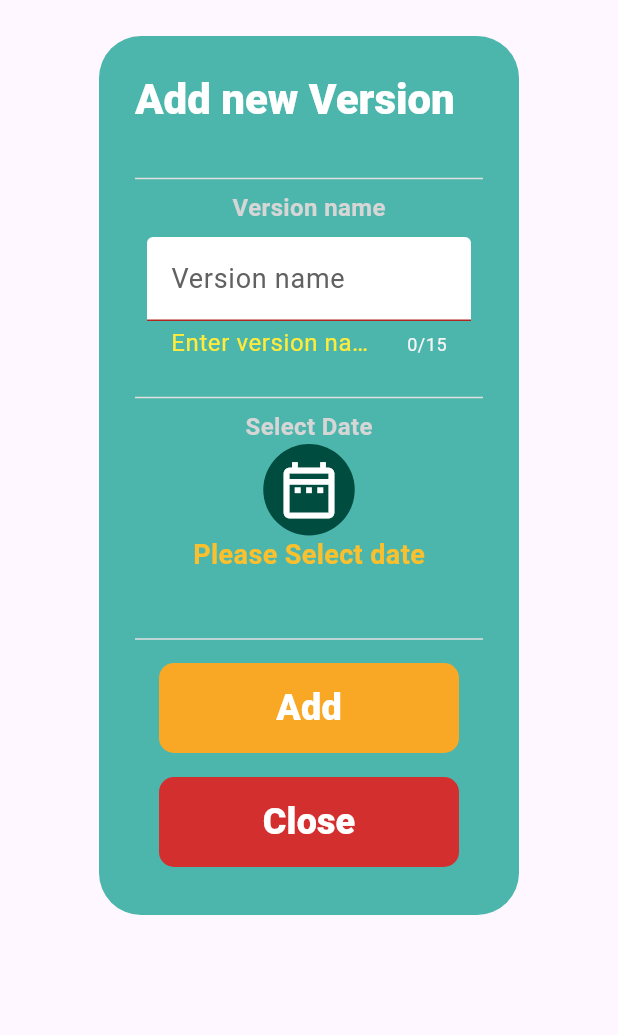
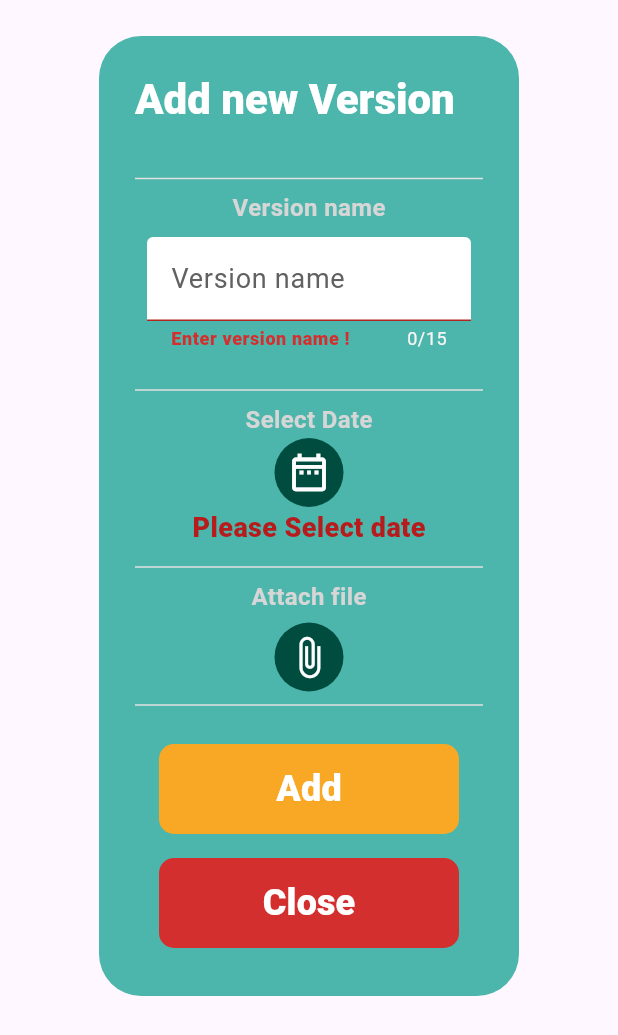
Before and after one commit to Mohammed-Al-Lail/Files_Tracker_App, a Flutter app: the MyDialog widget shown alone on an empty page, opened directly with empty values, after a tap on "Add", on a phone screen of 412 x 824 dp. Shown: the top 1035 px of the screen. Run offline on Flutter 3.47's test engine with Material 3 defaults, Android fonts, the phone set to English and light mode, and no system bars; our stand-ins replace file_picker.

Commit message:
commite-3

```diff
--- a/lib/Screens/SerchForFile.dart
+++ b/lib/Screens/SerchForFile.dart
@@ -52,7 +52,7 @@ class _searchForFileState extends State<searchForFile> {
 
         Future.delayed( // after 3 seconds go to the file page information
           const Duration(seconds: 3) ,
-          () => Navigator.push(context, MaterialPageRoute(builder: (context)=> distinctFileScreen(file: Provider.of<dataProvider>(context,listen: false).filesMap[fileNumber]!))),
+          () => Navigator.push(context, MaterialPageRoute(builder: (context)=> distinctFileScreen(file: Provider.of<dataProvider>(context).filesMap[fileNumber]!))),
         );
 
 
--- a/lib/classes/version.dart
+++ b/lib/classes/version.dart
@@ -1,14 +1,18 @@
+import 'package:file_picker/file_picker.dart';
+
 class Version{
 
   Version({ // constructor
 
   required this.title,
   required this.date,
+  this.pickedFile
   });
 
 
   final String title;
   final DateTime? date;
+  PlatformFile? pickedFile; // not required
 
 
 }
--- a/lib/providers/dateProvider.dart
+++ b/lib/providers/dateProvider.dart
@@ -14,6 +14,9 @@ DateTime? _selectedDate;
 
 
 
+
+//Methods.......
+
 // method for the date
   Future<void> selectDateMethod(BuildContext context) async {
     final DateTime? picked = await showDatePicker(
@@ -29,6 +32,7 @@ DateTime? _selectedDate;
     notifyListeners();
   }
 
+// method to reset the date make it = null
   void makeDateNull(){
     _selectedDate = null;
     notifyListeners();
@@ -46,12 +50,21 @@ DateTime? _selectedDate;
       notifyListeners();
     }
 
-    //method to get version list for specefic file
-    List<Version> getVersionList(File file){
+    // method to check if the version name was repeted or not
+    bool isVersionNameValid(File file , String versionTitle){
 
-      return filesMap[file.fileNumber]!.versionsList;
+      bool isNameValid=true; // to prevent version name repetion
 
+      for(Version version in file.versionsList){ // this loop to check if the name was repeted or not
+
+        if(version.title.toLowerCase() == versionTitle.trim().toLowerCase()){
+          isNameValid =false;
+        }
+      }
+
+        return isNameValid;
     }
+
 
 
 
--- a/lib/utilites/myDialog.dart
+++ b/lib/utilites/myDialog.dart
@@ -1,3 +1,4 @@
+import 'package:file_picker/file_picker.dart';
 import 'package:files_tracker_app/classes/file.dart';
 import 'package:files_tracker_app/classes/version.dart';
 import 'package:files_tracker_app/providers/dateProvider.dart';
@@ -16,6 +17,7 @@ class MyDialog extends StatefulWidget {
 
   final File file ;
 
+
   @override
   State<MyDialog> createState() => _MyDialogState();
 }
@@ -25,14 +27,38 @@ class _MyDialogState extends State<MyDialog> {
 
 final TextEditingController _versionNameController =TextEditingController();
 final GlobalKey<FormState> _formKey = GlobalKey<FormState>();
+ PlatformFile? selectedFile;
 
 
+//Method to pick file and return it
+  Future selectFile() async {
+
+    try{
+
+      final result = await FilePicker.platform.pickFiles();
+
+    // if the result was = null {the user did't choose file}
+    if(result == null){
+    return null; // return null
+    }
+
+
+
+    setState(() { // if it was not null
+      selectedFile = result.files.first; // update the value of the selected file
+    });
+
+
+    }catch(e){
+
+    }
+
+  }
 
 
 
   @override
   Widget build(BuildContext context) {
-
 
     return SingleChildScrollView(
         child: AlertDialog(
@@ -68,18 +94,25 @@ final GlobalKey<FormState> _formKey = GlobalKey<FormState>();
                       ),
                     ),
 
-                    myTextField(
+                    myTextField( //Version name text form field
                       controller: _versionNameController,
                       label: "Version name",
                       keyboardType: TextInputType.text,
                       maxLength: 15,
+                      errorFontSize: 12,
+                      errorColor: Colors.red.shade700,
 
                     // conditions....
                       validator: (val) {
+                        // if the text was empty
                         if (_versionNameController.text.isEmpty || _versionNameController.text=="" ){
-                          return "Enter version name !!!" ;
+                          return "Enter version name !" ;
                         }
-                        // if everything was ok
+                        //if the name of the version already exist on the file
+                        if(!myProvider.isVersionNameValid(widget.file, _versionNameController.text)) {
+                          return " not valid Version name !!";
+                        }
+                        // if everything was Ok
                         return null;
 
                       },
@@ -87,8 +120,9 @@ final GlobalKey<FormState> _formKey = GlobalKey<FormState>();
 
 
                       const SizedBox(height: 10,),
+                      Divider(color: Colors.grey.shade300,),
 
-                      Divider(color: Colors.grey.shade300,),
+                  // selecting Date Section.....
                       Text(
                       "Select Date",
                       style: TextStyle(
@@ -98,83 +132,113 @@ final GlobalKey<FormState> _formKey = GlobalKey<FormState>();
                       ),
                     ),
 
+                  // icon button to select the date
                     IconButton(
-                          onPressed: (){
+                          onPressed: (){ // go to the (datatProvider) class to see the method
                             myProvider.selectDateMethod(context);
                           },
 
-                          icon: const Icon(
+                          icon: const Icon( // icon to select date
                             Icons.date_range_outlined,
-                            size: 45,
+                            size: 30,
                             color: Colors.white,
 
                           ),
                           style: ButtonStyle(
                             backgroundColor: MaterialStatePropertyAll(Colors.teal.shade900)
                           ),
-                          splashColor: Colors.white,
 
                           ),
                           // choosen date (Text)
-                          if(myProvider.selectedDate!=null)
+
+                          if(myProvider.selectedDate!=null) // if the user choose date from the calander
                             Text(
-                              myProvider.selectedDate!.toLocal().toString().split(' ')[0], // show the selected date
+                              myProvider.selectedDate!.toLocal().toString().split(' ')[0], // show the selected date on the screen
                               style: TextStyle(
-                                fontSize: 18,
+                                fontSize: 16,
                                 fontWeight: FontWeight.bold,
-                                color: Colors.grey.shade200,
+                                color: Colors.amber.shade600,
 
                               ),
                               )
-                          else // if the date was = null
-                            Text(
+                          else // else if the date was = null (not selected)
+                            Text( // show this text
                               "Please Select date",
                               style: TextStyle(
                                 fontSize: 18,
-                                fontWeight: FontWeight.bold,
-                                color: Colors.yellow.shade700
+                                fontWeight: FontWeight.w900,
+                                color: Colors.red.shade900
                               ),
                               ) ,
 
                           const SizedBox(height: 5,),
+                          Divider(color: Colors.grey.shade300,),
 
 
-                          const SizedBox(height: 30,),
+                          //  file attachment Section.......
+
+                            Text(
+                              "Attach file",
+                              style: TextStyle(
+                                fontSize: 16,
+                                fontWeight: FontWeight.bold,
+                                color: Colors.grey[350]
+                                ),
+                              ),
+                              const SizedBox(height: 5,),
+
+                            // icon button to attach file
+                              IconButton(
+
+                              onPressed:selectFile , // you can find this mehod at the top of this file  {this class}
+                               icon: const Icon(
+                                 Icons.attach_file,
+                                 size: 30,
+                                 color: Colors.white,
+
+                               ),
+                               style: ButtonStyle(
+                                 backgroundColor: MaterialStatePropertyAll(Colors.teal.shade900)
+                               ),
 
 
-                          // for attachment file
+                               ),
+
+                               // if there was an attachment we will add the name of the selected file , {if not , the text will not appear}
+                               if(selectedFile != null)
+                                  Text(
+                                    selectedFile!.name,
+                                    style: TextStyle(
+                                      fontSize: 12,
+                                      fontWeight: FontWeight.bold,
+                                      color: Colors.amber.shade600
+                                    ),
+                                    ),
+
+                          Divider(color: Colors.grey.shade300,),
+                          const SizedBox(height: 10,),
 
 
-                          Divider(color: Colors.grey.shade300,),
+                //  Buttons Section.........
 
                           // save button
                           MyTextButton(
                             text: "Add",
                             function: (){
 
-                              if( _formKey.currentState!.validate() && myProvider.selectedDate != null){
+                              if( _formKey.currentState!.validate() && myProvider.selectedDate != null){ // if the form was valid and the user select date
 
-                        //---------------------------------------------------------------------------------------------
-                                bool isNameRepeted =false; // to prevent version name repetion
-
-                                for(Version version in widget.file.versionsList){ // this loop to check if the name was repeted or not
-                                  if(version.title == _versionNameController.text.trim()){
-                                    isNameRepeted =true;
-                                  }
-                                }
-                        //---------------------------------------------------------------------------------------------
-
-                                if(!isNameRepeted){ // if the name was not repeted we will add new version
-                                myProvider.addVersion(
+                                myProvider.addVersion( // add new Version { see the method on the [dataProvider class] }
                                   widget.file,
                                   Version(
                                     title: _versionNameController.text.trim(),
-                                    date: myProvider.selectedDate
+                                    date: myProvider.selectedDate,
+                                    pickedFile: selectedFile // this value could be null {not neccessary to have a value here}
                                     ),
 
                                    );
 
-                                   setState(() {});
+
 
 
 
@@ -182,23 +246,17 @@ final GlobalKey<FormState> _formKey = GlobalKey<FormState>();
 
                                  // to update the state directly and restart the variables
                                 _versionNameController.text="";
-                                  myProvider.makeDateNull();
-
-
-                                }
-
-                                //else show error massege if repeted
-                                  //.............
+                                  myProvider.makeDateNull(); // reset the date { this method comes from dataProvider class}
 
 
                               }
-                              // Here we have to show error massage since there is null values
-                                // ..............
+
 
 
                             }// end of the txt function
 
                           ),
+
 
                           //close button
                           MyTextButton(
@@ -207,7 +265,8 @@ final GlobalKey<FormState> _formKey = GlobalKey<FormState>();
                             function: (){
                               Navigator.pop(context);
                             },
-                            )
+                            ),
+
 
                   ],
                 );
--- a/lib/utilites/myTextField.dart
+++ b/lib/utilites/myTextField.dart
@@ -13,6 +13,8 @@ class myTextField extends StatelessWidget {
     this.validator,
     this.keyboardType,
     this.maxLength,
+    this.errorFontSize=16, // defult value
+    this.errorColor=Colors.yellow
 
 
     });
@@ -23,6 +25,8 @@ class myTextField extends StatelessWidget {
    String? Function(String?)? validator;
    TextInputType? keyboardType;
    int? maxLength;
+   double? errorFontSize;
+   Color? errorColor;
 
 
   @override
@@ -60,11 +64,10 @@ class myTextField extends StatelessWidget {
                     ),
 
                   // the design of the error massege
-                    errorStyle: const TextStyle(
-                      fontSize: 16,
-                      color: Colors.yellow
-
-
+                    errorStyle:  TextStyle(
+                      fontSize:errorFontSize ,
+                      fontWeight: FontWeight.w900,
+                      color: errorColor
                     ),
 
                   enabledBorder: const OutlineInputBorder(
--- a/lib/utilites/versionContainer.dart
+++ b/lib/utilites/versionContainer.dart
@@ -1,4 +1,3 @@
-
 import 'package:files_tracker_app/classes/version.dart';
 import 'package:flutter/material.dart';
 
@@ -10,6 +9,7 @@ class versionContainer extends StatelessWidget {
     });
 
   final Version version;
+
   @override
   Widget build(BuildContext context) {
 
@@ -97,7 +97,31 @@ class versionContainer extends StatelessWidget {
                     ),
                   ),
                   const SizedBox(width: 10,),
-                  // here we have to provide a pdf file
+
+                  // here we have to provide an attachment file like pdf
+
+                  if(version.pickedFile!= null) // if there was an attachment
+
+                    TextButton( // show text button withe the file name
+                      onPressed: (){},
+                      child: Text(
+                        version.pickedFile!.name.toString(),
+                        style: TextStyle(
+                          fontSize: 20,
+                          color: Colors.blueAccent.shade700
+                        ),
+                      ),
+
+                    )
+
+                  else // else if there was no attachment show this text
+                    Text(
+                      "No files was attached",
+                      style: TextStyle(
+                          fontSize: 14,
+                          color: Colors.red.shade700
+                        ),
+                    ),
 
 
                 ]
--- a/pubspec.yaml
+++ b/pubspec.yaml
@@ -36,6 +36,7 @@ dependencies:
   # Use with the CupertinoIcons class for iOS style icons.
   cupertino_icons: ^1.0.6
   provider: ^6.1.2
+  file_picker: ^8.0.5
 
 dev_dependencies:
   flutter_test:
```
Also changed, not shown: pubspec.lock.
